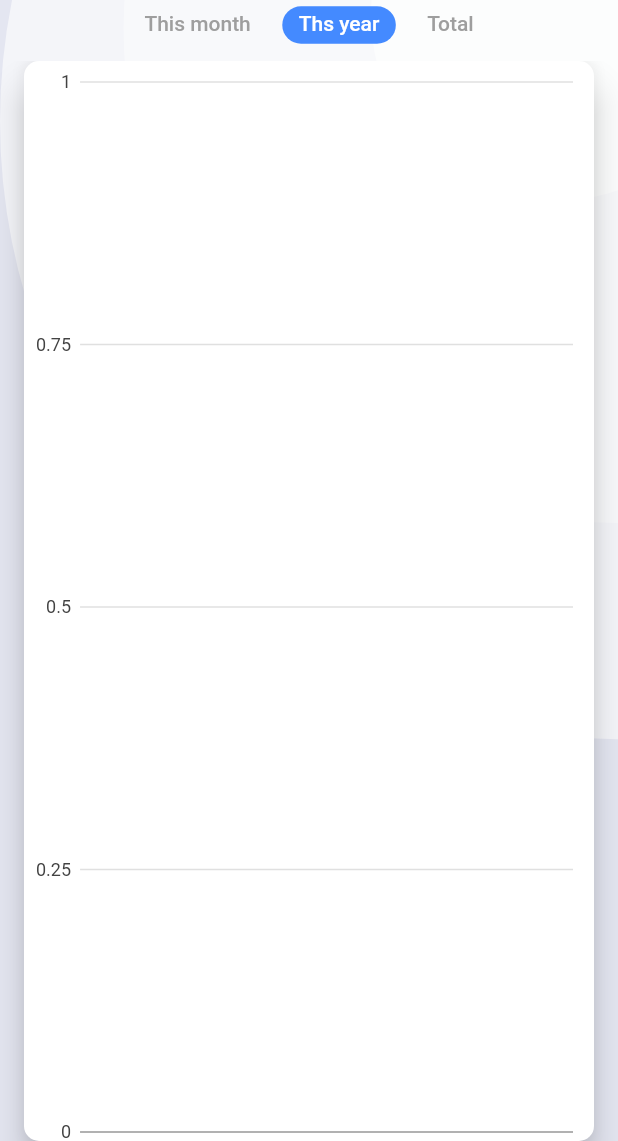
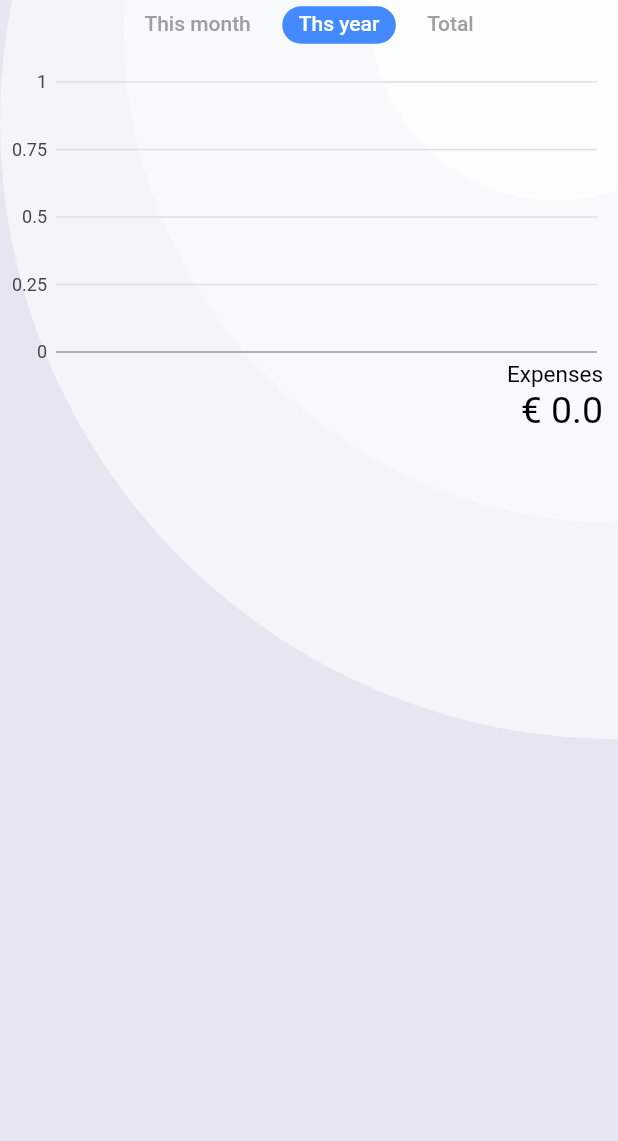
Before and after one commit to antocara/mysubscriptions, a Flutter app: the FinanceHomeScreen screen opened directly, tab 2 chosen, on a phone screen of 412 x 824 dp, the part 95-1236 px from its top. Run offline on Flutter 3.47's test engine with Material 2 defaults, Android fonts, the phone set to English and light mode, and no system bars; our stand-ins replace bubble_tab_indicator, charts_flutter, flutter_colorpicker, flutter_custom_clippers, sqflite, sticky_headers; accounts and stored records are empty.

Commit message:
create ui this year section

```diff
--- a/lib/helpers/dates_helper.dart
+++ b/lib/helpers/dates_helper.dart
@@ -10,6 +10,12 @@ class DatesHelper {
   static String toStringFromDate(DateTime date) {
     if (date == null) return "";
     var formatter = new DateFormat('dd MMM yyyy');
+    return formatter.format(date);
+  }
+
+  static String toStringWithMonthAndYear(DateTime date) {
+    if (date == null) return "";
+    var formatter = new DateFormat('MMM yyyy');
     return formatter.format(date);
   }
 
--- a/lib/presentations/finance/year_chart_screen.dart
+++ b/lib/presentations/finance/year_chart_screen.dart
@@ -1,10 +1,15 @@
+import 'dart:collection';
+
+import "package:collection/collection.dart";
 import 'package:flutter/material.dart';
+import 'package:sticky_headers/sticky_headers.dart';
 import 'package:subscriptions/data/di/payment_inject.dart';
 import 'package:subscriptions/data/entities/payment.dart';
+import 'package:subscriptions/data/entities/subscription.dart';
 import 'package:subscriptions/data/repositories/payment_repository.dart';
 import 'package:subscriptions/helpers/dates_helper.dart';
 import 'package:subscriptions/presentations/finance/chart_widgets/bar_chart_yearly.dart';
-import 'package:subscriptions/presentations/styles/dimens.dart' as AppDimens;
+import 'package:subscriptions/presentations/styles/colors.dart' as AppColors;
 
 class YearChartScreen extends StatefulWidget {
   @override
@@ -22,34 +27,174 @@ class _YearChartScreenState extends State<YearChartScreen> {
 
   @override
   Widget build(BuildContext context) {
-    return _buildYearlyCard();
+    return _buildBody();
   }
 
-  Widget _buildYearlyCard() {
-    return FutureBuilder(
+  Widget _buildBody() {
+    return Center(
+      child: FutureBuilder(
         builder: (context, projectSnap) {
           if (projectSnap.connectionState == ConnectionState.none ||
               !projectSnap.hasData) {
             return Container();
           } else {
-          return Container(
-            height: 350,
-            child: Card(
-              shape: RoundedRectangleBorder(
-                  borderRadius:
-                      BorderRadius.circular(AppDimens.borderRadiusCard)),
-              margin: EdgeInsets.symmetric(
-                  vertical: 0, horizontal: AppDimens.kDefaultHorizontalMargin),
-              elevation: 10,
-              child: BarChartYearly(
-                paymentList: projectSnap.data,
+            return Column(
+              crossAxisAlignment: CrossAxisAlignment.start,
+              children: <Widget>[
+                _buildChart(projectSnap.data),
+                _buildAmount(projectSnap.data),
+                SizedBox(
+                  height: 10,
                 ),
-            ),
+                _buildSubscriptionList(projectSnap.data)
+              ],
             );
           }
         },
         future: _fetchRenewalsUntilToday(),
+      ),
     );
+  }
+
+  Widget _buildAmount(List<Payment> payments) {
+    return Container(
+      alignment: Alignment(1.0, 1.0),
+      margin: EdgeInsets.only(left: 30, right: 10),
+      child:
+          Column(crossAxisAlignment: CrossAxisAlignment.end, children: <Widget>[
+        Text(
+          "Expenses",
+          style: TextStyle(color: AppColors.kTextCardDetail, fontSize: 15),
+        ),
+        Text(
+          "€ ${_calculateThisMonthAmount(payments)}",
+          style: TextStyle(color: AppColors.kTextCardDetail, fontSize: 25),
+        ),
+      ]),
+    );
+  }
+
+  Widget _buildChart(List<Payment> data) {
+    return Container(
+      height: 200,
+      child: BarChartYearly(
+        paymentList: data,
+      ),
+    );
+  }
+
+  Widget _buildSubscriptionList(List<Payment> data) {
+    return Expanded(
+      child: FutureBuilder(
+        builder: (context, projectSnap) {
+          if (projectSnap.connectionState == ConnectionState.none ||
+              !projectSnap.hasData) {
+            return Container();
+          } else {
+            return ListView.builder(
+              itemCount: projectSnap.data.length,
+              itemBuilder: (context, index) {
+                final headerData =
+                    projectSnap.data as LinkedHashMap<String, List<Payment>>;
+                final keys = headerData.keys.toList();
+
+                return StickyHeader(
+                  header: Container(
+                    height: 50.0,
+                    color: Colors.blue,
+                    padding: EdgeInsets.symmetric(horizontal: 16.0),
+                    alignment: Alignment.centerLeft,
+                    child: Row(
+                      children: <Widget>[
+                        Expanded(
+                          child: Text(
+                            keys[index],
+                            style: const TextStyle(color: Colors.white),
+                          ),
+                        ),
+                        Text(
+                          "€ ${_calculateAmountByMonth(headerData[keys[index]])}",
+                          style: const TextStyle(color: Colors.white),
+                        ),
+                      ],
+                    ),
+                  ),
+                  content: Column(
+                    children: _buildMonthPayments(
+                        keys[index], headerData[keys[index]]),
+                  ),
+                );
+              },
+            );
+          }
+        },
+        future: _groupData(data),
+      ),
+    );
+  }
+
+  List<Widget> _buildMonthPayments(String key, List<Payment> data) {
+    return data.map((payment) {
+      return _buildRow(payment.subscription);
+    }).toList();
+  }
+
+  String _calculateAmountByMonth(List<Payment> data) {
+    return data.fold(0, (initialValue, payment) {
+      return initialValue + payment.subscription.price;
+    }).toString();
+  }
+
+  Widget _buildRow(Subscription subscription) {
+    return Stack(
+      children: <Widget>[
+        _buildBackColorRow(subscription),
+        Container(
+          color: subscription.color.withOpacity(0.4),
+          height: 45,
+          margin: EdgeInsets.only(left: 0, right: 0),
+          child: Padding(
+            padding: EdgeInsets.only(left: 30, right: 10),
+            child: Row(
+              children: <Widget>[
+                Expanded(
+                    child: Text(
+                  subscription.name,
+                  style: TextStyle(color: Colors.white, fontSize: 16),
+                )),
+                Text("€${subscription.price}",
+                    style: TextStyle(color: Colors.white, fontSize: 16))
+              ],
+            ),
+          ),
+        ),
+      ],
+    );
+  }
+
+  Widget _buildBackColorRow(Subscription subscription) {
+    return Align(
+      alignment: Alignment.centerRight,
+      child: Container(
+        decoration: BoxDecoration(
+          color: subscription.color.withOpacity(0.6),
+          borderRadius: BorderRadius.only(
+            bottomLeft: const Radius.circular(20),
+            topLeft: const Radius.circular(20),
+          ),
+        ),
+        width: 10 * subscription.price,
+        height: 45,
+      ),
+    );
+  }
+
+  double _calculateThisMonthAmount(List<Payment> payments) {
+    return payments.map((payment) {
+      return payment.subscription.price;
+    }).fold(0.00, (current, next) {
+      return current + next;
+    });
   }
 
   Future<List<Payment>> _fetchRenewalsUntilToday() async {
@@ -58,6 +203,13 @@ class _YearChartScreenState extends State<YearChartScreen> {
 
     final result =
         await _paymentRepository.fetchAllRenewalsByMonth(firstDateYear, now);
+
     return result;
   }
+
+  Future<Map<String, List<Payment>>> _groupData(List<Payment> result) async {
+    return await groupBy(result, (Payment obj) {
+      return DatesHelper.toStringWithMonthAndYear(obj.renewalAt);
+    });
   }
+}
--- a/pubspec.yaml
+++ b/pubspec.yaml
@@ -30,6 +30,7 @@ dependencies:
   flutter_custom_clippers: ^1.0.4
   charts_flutter: ^0.8.1
   bubble_tab_indicator: "^0.1.4"
+  sticky_headers: "^0.1.8"
 
 dev_dependencies:
   flutter_test:
```
Also changed, not shown: pubspec.lock. Lines whose indentation alone changed are shown as unchanged.
